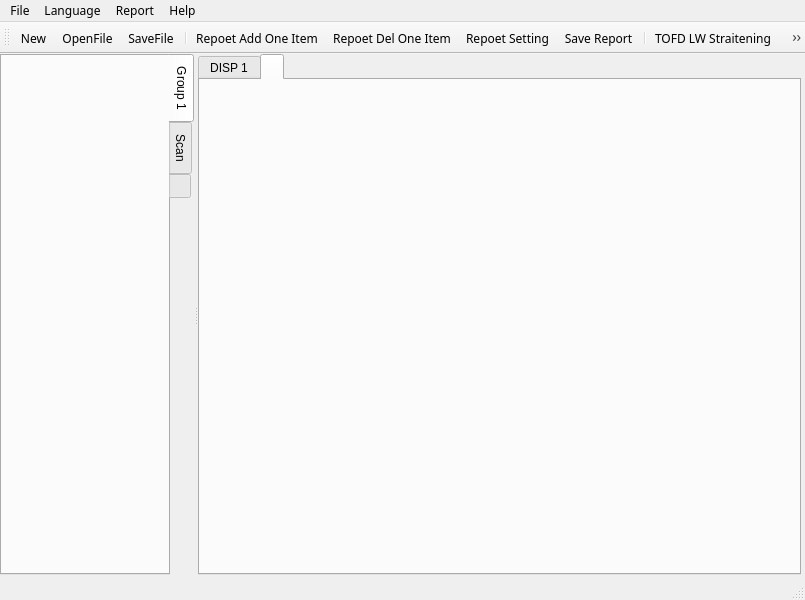
Old version of the form phascan_view/ui/mainwindow.ui in the repository qinxingying/hello-word.
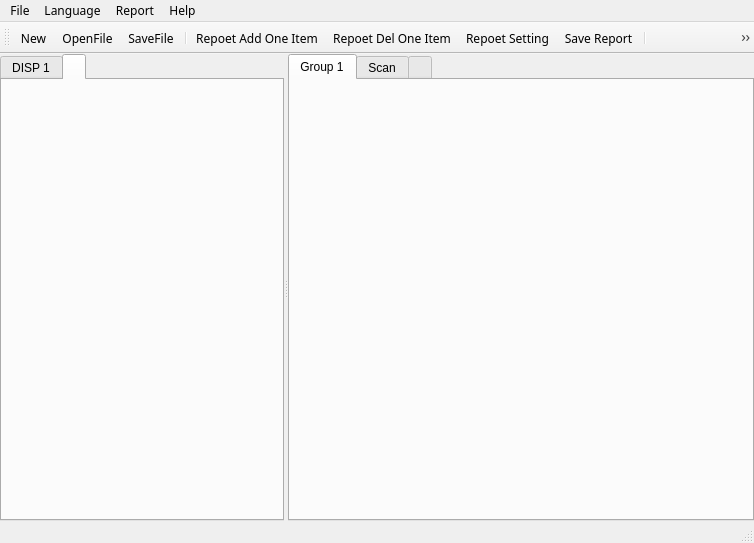
New version of the form. The open tabs and pages were chosen to show the change. Icons and pictures are not drawn. Custom widgets are drawn as their Qt base class.

What changed in the file:
```diff
--- a/phascan_view/ui/mainwindow.ui
+++ b/phascan_view/ui/mainwindow.ui
@@ -6,8 +6,8 @@
    <rect>
     <x>0</x>
     <y>0</y>
-    <width>805</width>
-    <height>600</height>
+    <width>754</width>
+    <height>543</height>
    </rect>
   </property>
   <property name="font">
@@ -26,18 +26,85 @@
     <normaloff>:/file/resource/main/0-01.png</normaloff>:/file/resource/main/0-01.png</iconset>
   </property>
   <widget class="QWidget" name="centralwidget">
+   <layout class="QGridLayout" name="gridLayout">
+    <property name="leftMargin">
+     <number>0</number>
+    </property>
+    <property name="topMargin">
+     <number>0</number>
+    </property>
+    <property name="rightMargin">
+     <number>0</number>
+    </property>
+    <property name="bottomMargin">
+     <number>0</number>
+    </property>
+    <property name="spacing">
+     <number>0</number>
+    </property>
+    <item row="0" column="0">
    <widget class="QSplitter" name="splitter">
-    <property name="geometry">
-     <rect>
-      <x>0</x>
-      <y>0</y>
-      <width>801</width>
-      <height>521</height>
-     </rect>
-    </property>
     <property name="orientation">
      <enum>Qt::Horizontal</enum>
     </property>
+      <widget class="PoppingTabWidget" name="TabWidgetRight">
+       <property name="baseSize">
+        <size>
+         <width>16</width>
+         <height>16</height>
+        </size>
+       </property>
+       <property name="font">
+        <font>
+         <family>Arial</family>
+         <pointsize>9</pointsize>
+         <weight>50</weight>
+         <italic>false</italic>
+         <bold>false</bold>
+        </font>
+       </property>
+       <property name="autoFillBackground">
+        <bool>false</bool>
+       </property>
+       <property name="tabPosition">
+        <enum>QTabWidget::North</enum>
+       </property>
+       <property name="tabShape">
+        <enum>QTabWidget::Rounded</enum>
+       </property>
+       <property name="currentIndex">
+        <number>1</number>
+       </property>
+       <property name="iconSize">
+        <size>
+         <width>16</width>
+         <height>16</height>
+        </size>
+       </property>
+       <property name="elideMode">
+        <enum>Qt::ElideLeft</enum>
+       </property>
+       <property name="tabsClosable">
+        <bool>false</bool>
+       </property>
+       <widget class="DopplerViewFrame" name="Display1">
+        <property name="autoFillBackground">
+         <bool>false</bool>
+        </property>
+        <attribute name="title">
+         <string>DISP 1</string>
+        </attribute>
+       </widget>
+       <widget class="QWidget" name="AddDisplay">
+        <attribute name="icon">
+         <iconset resource="../mainwindow.qrc">
+          <normaloff>:/file/resource/main_menu/0-36.png</normaloff>:/file/resource/main_menu/0-36.png</iconset>
+        </attribute>
+        <attribute name="title">
+         <string/>
+        </attribute>
+       </widget>
+      </widget>
     <widget class="PoppingTabWidget" name="TabWidgetLeft">
      <property name="sizePolicy">
       <sizepolicy hsizetype="Expanding" vsizetype="Expanding">
@@ -65,7 +132,7 @@
       <bool>true</bool>
      </property>
      <property name="tabPosition">
-      <enum>QTabWidget::East</enum>
+        <enum>QTabWidget::North</enum>
      </property>
      <property name="tabShape">
       <enum>QTabWidget::Rounded</enum>
@@ -110,69 +177,16 @@
       </attribute>
      </widget>
     </widget>
-    <widget class="PoppingTabWidget" name="TabWidgetRight">
-     <property name="baseSize">
-      <size>
-       <width>16</width>
-       <height>16</height>
-      </size>
-     </property>
-     <property name="font">
-      <font>
-       <family>Arial</family>
-       <pointsize>9</pointsize>
-       <weight>50</weight>
-       <italic>false</italic>
-       <bold>false</bold>
-      </font>
-     </property>
-     <property name="autoFillBackground">
-      <bool>false</bool>
-     </property>
-     <property name="tabShape">
-      <enum>QTabWidget::Rounded</enum>
-     </property>
-     <property name="currentIndex">
-      <number>0</number>
-     </property>
-     <property name="iconSize">
-      <size>
-       <width>16</width>
-       <height>16</height>
-      </size>
-     </property>
-     <property name="elideMode">
-      <enum>Qt::ElideLeft</enum>
-     </property>
-     <property name="tabsClosable">
-      <bool>false</bool>
-     </property>
-     <widget class="DopplerViewFrame" name="Display1">
-      <property name="autoFillBackground">
-       <bool>false</bool>
-      </property>
-      <attribute name="title">
-       <string>DISP 1</string>
-      </attribute>
      </widget>
-     <widget class="QWidget" name="AddDisplay">
-      <attribute name="icon">
-       <iconset resource="../mainwindow.qrc">
-        <normaloff>:/file/resource/main_menu/0-36.png</normaloff>:/file/resource/main_menu/0-36.png</iconset>
-      </attribute>
-      <attribute name="title">
-       <string/>
-      </attribute>
-     </widget>
-    </widget>
-   </widget>
+    </item>
+   </layout>
   </widget>
   <widget class="QMenuBar" name="menubar">
    <property name="geometry">
     <rect>
      <x>0</x>
      <y>0</y>
-     <width>805</width>
+     <width>754</width>
      <height>23</height>
     </rect>
    </property>
```
Lines whose indentation alone changed are shown as unchanged.
